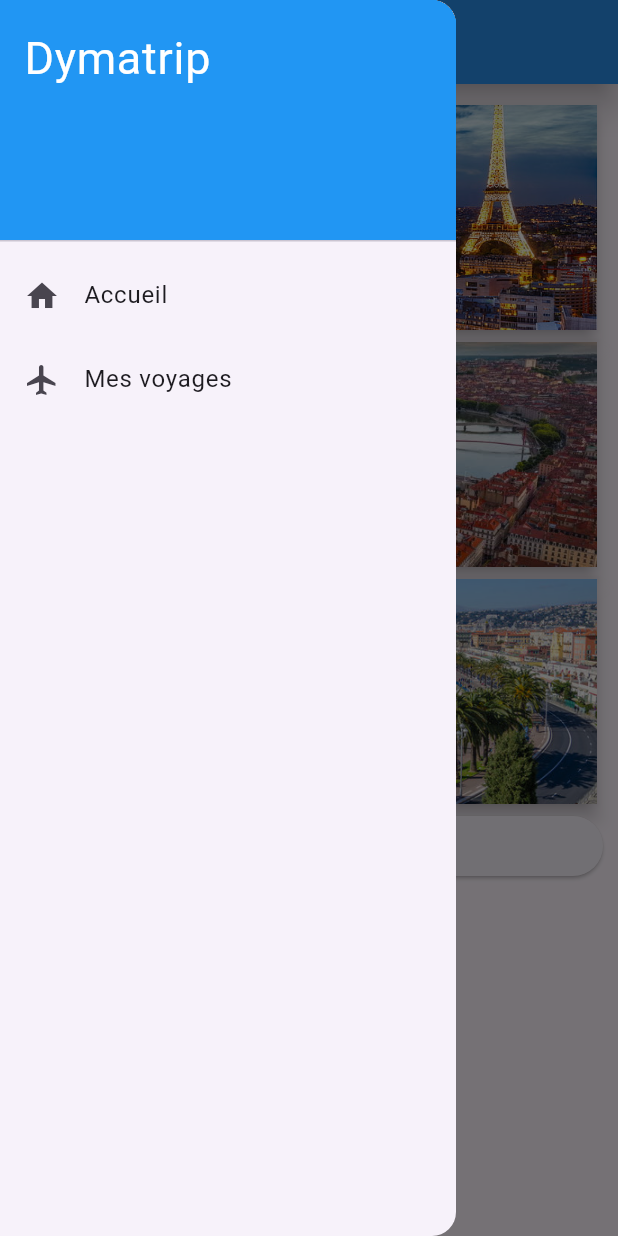
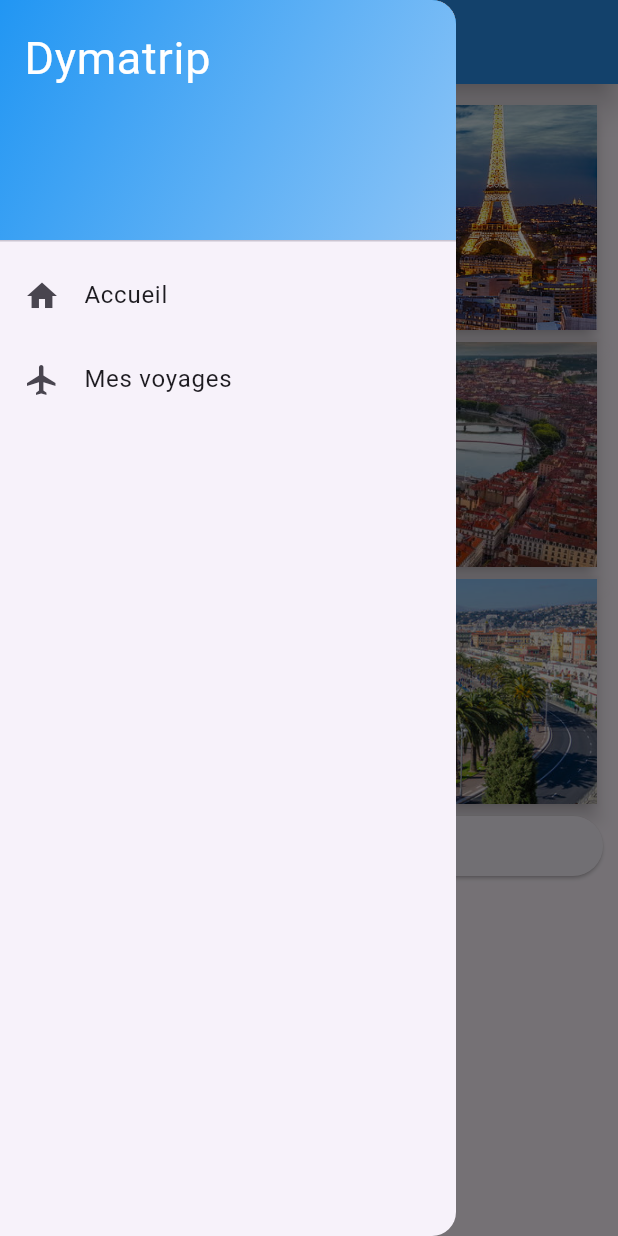
Before and after one commit to teowaep/dyma_flutter_project, a Flutter app: the screen it shows after launch, with the side drawer open, on a phone screen of 412 x 824 dp. Run offline on Flutter 3.47's test engine with Material 3 defaults, Android fonts, the phone set to English and light mode, and no system bars.

Commit message:
withOpacity corrected

```diff
--- a/lib/widgets/dyma_drawer.dart
+++ b/lib/widgets/dyma_drawer.dart
@@ -16,7 +16,7 @@ class DymaDrawer extends StatelessWidget {
               gradient: LinearGradient(
                 colors: [
                   Theme.of(context).primaryColor,
-                  Theme.of(context).primaryColor..withOpacity(0.5),
+                  Theme.of(context).primaryColor.withAlpha(127),
                 ],
                 begin: Alignment.topLeft,
                 end: Alignment.bottomRight,
```
